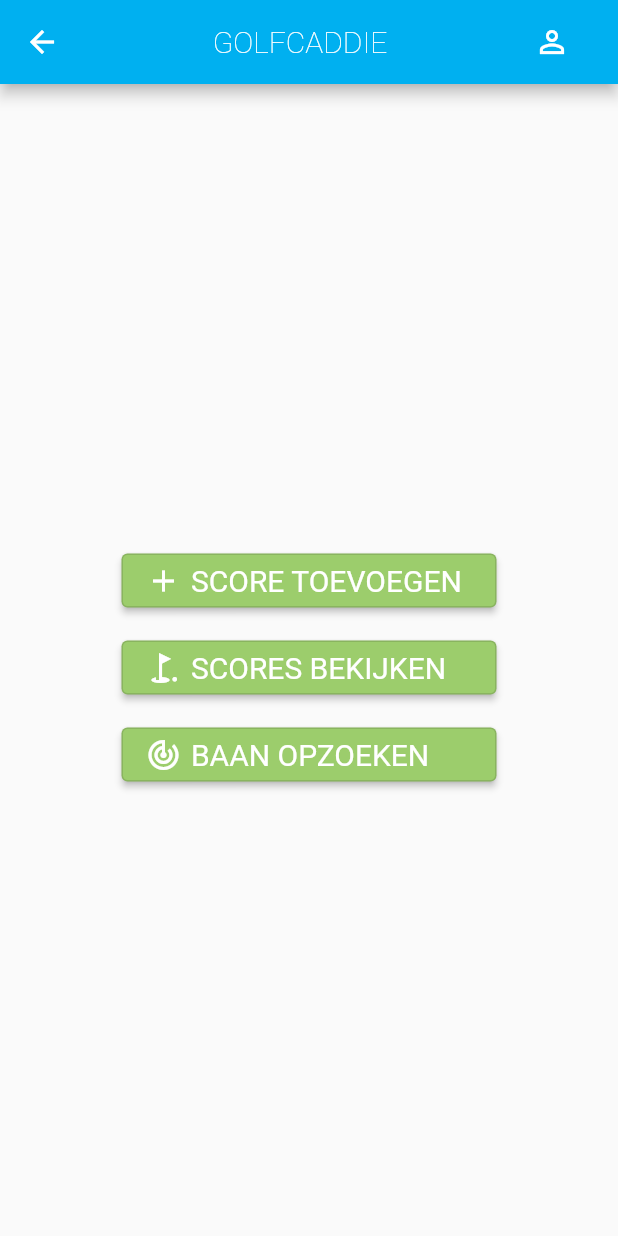
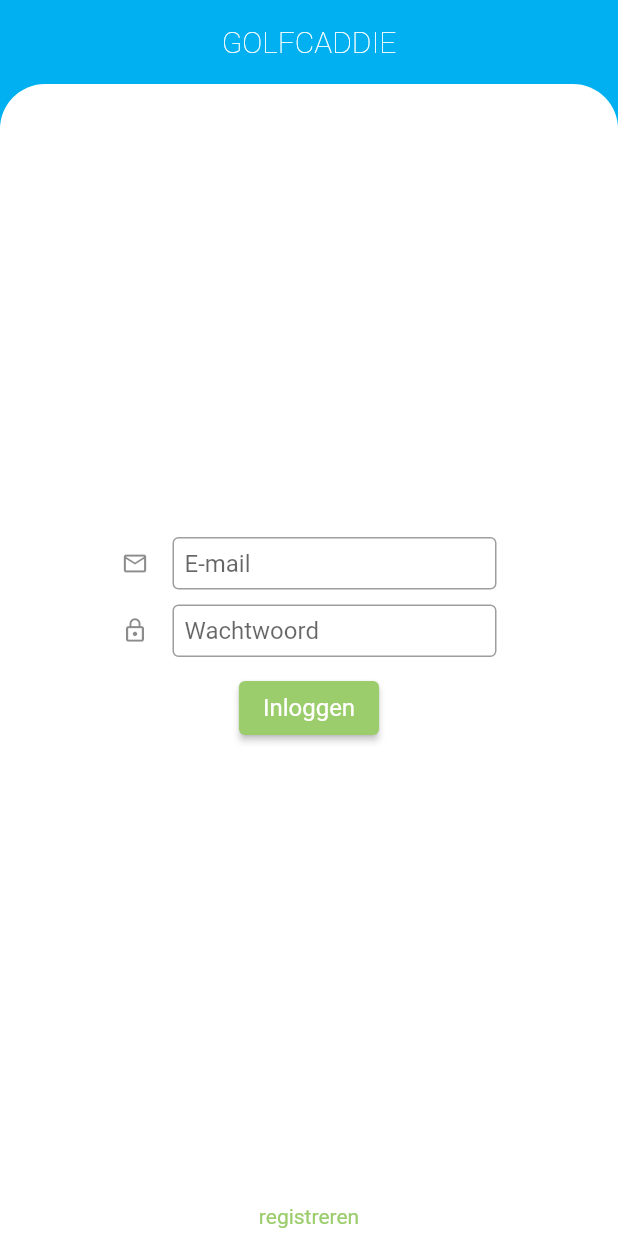
Before and after one commit to voltiac-development/golf-app, a Flutter app: the screen it shows after launch, on a phone screen of 412 x 824 dp. Run offline on Flutter 3.47's test engine with Material 2 defaults, Android fonts, the phone set to English and light mode, and no system bars.

Commit message:
Finished the front-end of the login page.
Router has been added aswell.

```diff
--- a/app/lib/main.dart
+++ b/app/lib/main.dart
@@ -1,79 +1,28 @@
 import 'package:flutter/material.dart';
 
 //Custom components
-import 'components/button.dart';
+import 'views/dashboard.dart';
+
+//Custom screens
+import 'views/login.dart';
 
 void main() {
   runApp(MyApp());
 }
 
 class MyApp extends StatelessWidget {
-  // This widget is the root of your application.
   @override
   Widget build(BuildContext context) {
     return MaterialApp(
       title: 'golf-app',
       theme: ThemeData(
-        primarySwatch: createMaterialColor(Color(0xFF00B0F0)),
-      ),
-      home: MyHomePage(title: 'GOLFCADDIE'),
+          primarySwatch: createMaterialColor(Color(0xFF00B0F0)),
+          primaryColor: Color(0xFF00B0F0),
+          accentColor: Color(0xFF9CCD6C),
+          backgroundColor: Color(0xFF115792)),
+      home: LoginScreen(),
       debugShowCheckedModeBanner: false,
-    );
-  }
-}
-
-class MyHomePage extends StatefulWidget {
-  MyHomePage({Key? key, required this.title}) : super(key: key);
-
-  final String title;
-
-  @override
-  _MyHomePageState createState() => _MyHomePageState();
-}
-
-class _MyHomePageState extends State<MyHomePage> {
-  @override
-  Widget build(BuildContext context) {
-    return Scaffold(
-      appBar: AppBar(
-        leading: IconButton(
-          icon: const Icon(Icons.arrow_back, color: Color(0xFFffffff)),
-          tooltip: 'Terug',
-          onPressed: () {
-            ScaffoldMessenger.of(context).showSnackBar(
-                const SnackBar(content: Text('Terug naar overige pagina')));
-          },
-        ),
-        title: Center(
-            child: Text(
-          widget.title,
-          style:
-              TextStyle(fontWeight: FontWeight.w200, color: Color(0xFFffffff)),
-        )),
-        actions: <Widget>[
-          Padding(
-            padding: EdgeInsets.only(right: 20.0),
-            child: IconButton(
-              icon: const Icon(Icons.person_outline, color: Color(0xFFffffff)),
-              tooltip: 'Account',
-              onPressed: () {
-                ScaffoldMessenger.of(context).showSnackBar(
-                    const SnackBar(content: Text('Account tonen')));
-              },
-            ),
-          ),
-        ],
-      ),
-      body: Center(
-        child: Column(
-          mainAxisAlignment: MainAxisAlignment.center,
-          children: <Widget>[
-            BtnWidget(text: "SCORE TOEVOEGEN", icon: Icons.add),
-            BtnWidget(text: "SCORES BEKIJKEN", icon: Icons.golf_course_sharp),
-            BtnWidget(text: "BAAN OPZOEKEN", icon: Icons.track_changes)
-          ],
-        ),
-      ),
+      routes: {'dashboard': (_) => DashboardScreen()},
     );
   }
 }
--- /dev/null
+++ b/app/lib/views/login.dart
@@ -0,0 +1,106 @@
+import 'dart:math';
+
+import 'package:flutter/material.dart';
+
+class LoginScreen extends StatefulWidget {
+  LoginScreen({Key? key}) : super(key: key);
+
+  @override
+  LoginState createState() => LoginState();
+}
+
+class LoginState extends State<LoginScreen> {
+  final emailController = TextEditingController();
+  final passwordController = TextEditingController();
+  String? errorHint;
+
+  @override
+  Widget build(BuildContext context) {
+    final ButtonStyle style = OutlinedButton.styleFrom(
+      textStyle: const TextStyle(fontSize: 16),
+      backgroundColor: Theme.of(context).accentColor,
+      primary: Colors.white,
+    );
+    return Scaffold(
+      backgroundColor: Theme.of(context).primaryColor,
+      appBar: AppBar(
+        title: Center(
+            child: Text(
+          "GOLFCADDIE",
+          style:
+              TextStyle(fontWeight: FontWeight.w200, color: Color(0xFFffffff)),
+        )),
+        elevation: 0,
+      ),
+      body: Container(
+        decoration: BoxDecoration(
+            color: Color(0xFFffffff),
+            borderRadius: BorderRadius.only(
+                topLeft: Radius.circular(30), topRight: Radius.circular(30))),
+        child: Column(
+          mainAxisAlignment: MainAxisAlignment.center,
+          children: [
+            SizedBox(
+                width: max(250, MediaQuery.of(context).size.width * 0.50),
+                child: TextField(
+                  controller: emailController,
+                  decoration: InputDecoration(
+                      border: OutlineInputBorder(),
+                      hintText: 'E-mail',
+                      icon: Icon(Icons.mail_outline),
+                      contentPadding: EdgeInsets.all(8),
+                      isDense: true),
+                )),
+            SizedBox(height: 10, width: MediaQuery.of(context).size.width),
+            SizedBox(
+                width: max(250, MediaQuery.of(context).size.width * 0.50),
+                child: TextField(
+                  controller: passwordController,
+                  decoration: InputDecoration(
+                    border: OutlineInputBorder(),
+                    hintText: 'Wachtwoord',
+                    icon: Icon(Icons.lock_outline),
+                    contentPadding: EdgeInsets.all(8),
+                    isDense: true,
+                  ),
+                  autocorrect: false,
+                  obscureText: true,
+                )),
+            SizedBox(height: 10),
+            ElevatedButton(
+              style: style,
+              onPressed: () {
+                checkRegister(context);
+              },
+              child: Padding(
+                padding: EdgeInsets.only(top: 5, bottom: 5),
+                child: Text('Inloggen'),
+              ),
+            ),
+          ],
+        ),
+      ),
+      bottomNavigationBar: BottomAppBar(
+          elevation: 0,
+          child: Padding(
+              padding: EdgeInsets.only(top: 5, bottom: 5),
+              child: GestureDetector(
+                child: Text(
+                  'registreren',
+                  textAlign: TextAlign.center,
+                  style: TextStyle(
+                    color: Theme.of(context).accentColor,
+                  ),
+                ),
+                onTapDown: (details) {
+                  Navigator.of(context).pushNamed('register');
+                },
+              ))),
+    );
+  }
+
+  void checkRegister(final context) {
+    print(emailController.text + " " + passwordController.text);
+    Navigator.of(context).pushNamed('dashboard');
+  }
+}
```
Also changed, not shown: app/lib/components/button.dart (+6 -2 lines), app/lib/views/dashboard.dart (added, +57 -0 lines), 2 other files.
